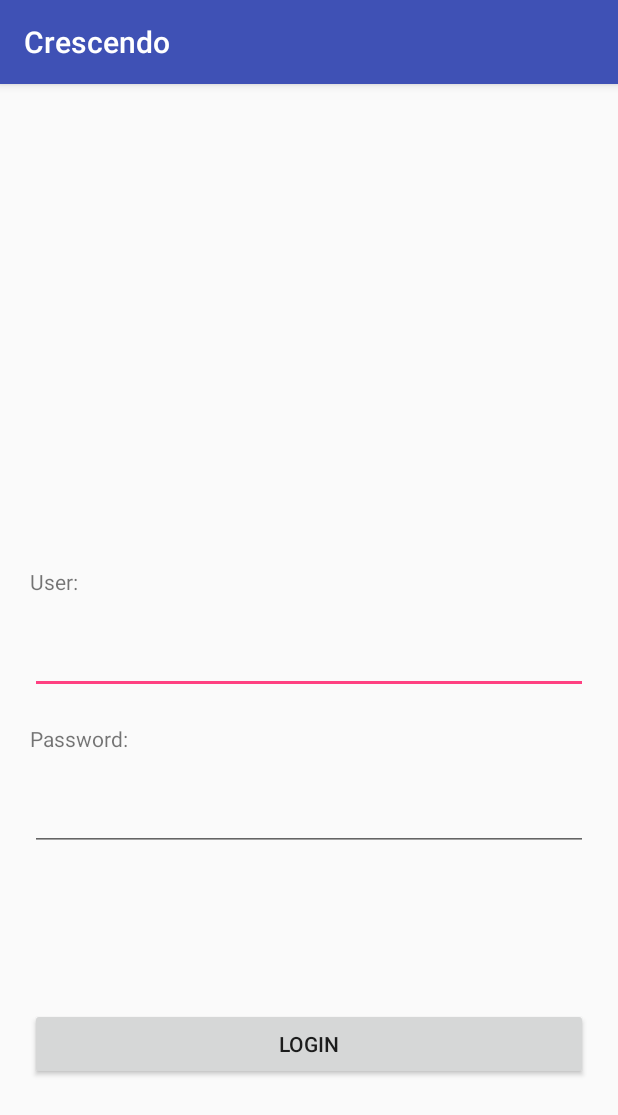
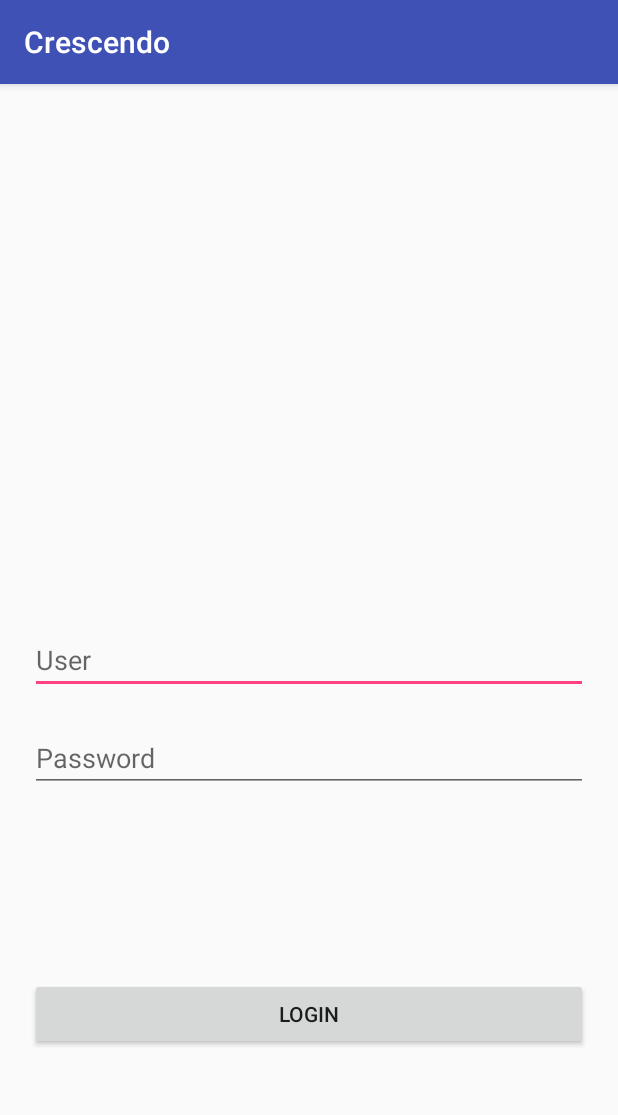
Before and after one commit to FrancoRivera/Crescendo, an Android app: the screen it shows after launch (LoginActivity), on a phone screen of 412 x 824 dp. Shown: the top 1115 px of the screen. Run offline under Robolectric (Android 15) with nearby library versions, the phone set to English and light mode, and no system bars.

Commit message:
Login view update

```diff
--- a/CrescendoApp/app/src/main/AndroidManifest.xml
+++ b/CrescendoApp/app/src/main/AndroidManifest.xml
@@ -10,7 +10,7 @@
         android:supportsRtl="true"
         android:theme="@style/AppTheme">
         <activity
-            android:name=".activities.LoginActivity"
+            android:name=".viewcontrollers.activities.LoginActivity"
             android:label="@string/app_name"
             android:theme="@style/AppTheme.NoActionBar">
             <intent-filter>
@@ -20,7 +20,7 @@
             </intent-filter>
         </activity>
         <activity
-            android:name=".activities.MainActivity"
+            android:name=".viewcontrollers.activities.MainActivity"
             android:label="@string/title_activity_main"></activity>
     </application>
 
--- a/CrescendoApp/app/src/main/java/com/forkd/crescendo/activities/LoginActivity.java
+++ b/CrescendoApp/app/src/main/java/com/forkd/crescendo/viewcontrollers/activities/LoginActivity.java
@@ -1,14 +1,10 @@
-package com.forkd.crescendo.activities;
+package com.forkd.crescendo.viewcontrollers.activities;
 
 import android.content.Intent;
 import android.os.Bundle;
-import android.support.design.widget.FloatingActionButton;
-import android.support.design.widget.Snackbar;
 import android.support.v7.app.AppCompatActivity;
 import android.support.v7.widget.Toolbar;
 import android.view.View;
-import android.view.Menu;
-import android.view.MenuItem;
 
 import com.forkd.crescendo.R;
 
--- a/CrescendoApp/app/src/main/res/layout/activity_login.xml
+++ b/CrescendoApp/app/src/main/res/layout/activity_login.xml
@@ -4,7 +4,7 @@
     xmlns:tools="http://schemas.android.com/tools"
     android:layout_width="match_parent"
     android:layout_height="match_parent"
-    tools:context="com.forkd.crescendo.activities.LoginActivity">
+    tools:context=".viewcontrollers.activities.LoginActivity">
 
     <android.support.design.widget.AppBarLayout
         android:layout_width="match_parent"
--- a/CrescendoApp/app/src/main/res/layout/activity_main.xml
+++ b/CrescendoApp/app/src/main/res/layout/activity_main.xml
@@ -5,7 +5,7 @@
     android:id="@+id/container"
     android:layout_width="match_parent"
     android:layout_height="match_parent"
-    tools:context=".activities.MainActivity">
+    tools:context=".viewcontrollers.activities.MainActivity">
 
     <FrameLayout
         android:id="@+id/content"
--- a/CrescendoApp/app/src/main/res/layout/content_login.xml
+++ b/CrescendoApp/app/src/main/res/layout/content_login.xml
@@ -5,7 +5,7 @@
     android:layout_width="match_parent"
     android:layout_height="match_parent"
     app:layout_behavior="@string/appbar_scrolling_view_behavior"
-    tools:context="com.forkd.crescendo.activities.LoginActivity"
+    tools:context=".viewcontrollers.activities.LoginActivity"
     tools:showIn="@layout/activity_login">
 
 
@@ -13,17 +13,6 @@
         android:id="@+id/image_logo"
         android:layout_width="130dp"
         android:layout_height="130dp"
-        android:layout_margin="@dimen/default_margin"
-        app:layout_constraintStart_toStartOf="parent"
-        app:layout_constraintEnd_toEndOf="parent"
-        app:layout_constraintBottom_toTopOf="@id/label_user"/>
-
-
-    <TextView
-        android:id="@+id/label_user"
-        android:layout_width="match_parent"
-        android:layout_height="wrap_content"
-        android:text="@string/text_user_label"
         android:layout_margin="@dimen/default_margin"
         app:layout_constraintStart_toStartOf="parent"
         app:layout_constraintEnd_toEndOf="parent"
@@ -37,27 +26,21 @@
         app:layout_constraintStart_toStartOf="parent"
         app:layout_constraintEnd_toEndOf="parent"
         app:layout_constraintTop_toTopOf="parent"
-        app:layout_constraintBottom_toBottomOf="parent"/>
+        app:layout_constraintBottom_toBottomOf="parent"
+        android:hint="@string/text_user_label"/>
 
 
-    <TextView
-        android:id="@+id/label_password"
-        android:layout_width="match_parent"
-        android:layout_height="wrap_content"
-        android:layout_margin="@dimen/default_margin"
-        android:text="@string/text_password_label"
-        app:layout_constraintStart_toStartOf="parent"
-        app:layout_constraintEnd_toEndOf="parent"
-        app:layout_constraintTop_toBottomOf="@id/text_user"/>
 
     <EditText
         android:id="@+id/text_password"
         android:layout_width="match_parent"
         android:layout_height="wrap_content"
+        android:inputType="textPassword"
         android:layout_margin="@dimen/default_margin"
         app:layout_constraintStart_toStartOf="parent"
         app:layout_constraintEnd_toEndOf="parent"
-        app:layout_constraintTop_toBottomOf="@id/label_password"/>
+        app:layout_constraintTop_toBottomOf="@id/text_user"
+        android:hint="@string/text_password_label"/>
 
     <Button
         android:id="@+id/button_login"
--- a/CrescendoApp/app/src/main/res/layout/fragment_artists.xml
+++ b/CrescendoApp/app/src/main/res/layout/fragment_artists.xml
@@ -3,7 +3,7 @@
     xmlns:tools="http://schemas.android.com/tools"
     android:layout_width="match_parent"
     android:layout_height="match_parent"
-    tools:context=".fragments.ArtistsFragment">
+    tools:context=".viewcontrollers.fragments.ArtistsFragment">
 
     <!-- TODO: Update blank fragment layout -->
     <TextView
--- a/CrescendoApp/app/src/main/res/layout/fragment_demos.xml
+++ b/CrescendoApp/app/src/main/res/layout/fragment_demos.xml
@@ -3,7 +3,7 @@
     xmlns:tools="http://schemas.android.com/tools"
     android:layout_width="match_parent"
     android:layout_height="match_parent"
-    tools:context=".fragments.DemosFragment">
+    tools:context=".viewcontrollers.fragments.DemosFragment">
 
     <!-- TODO: Update blank fragment layout -->
     <TextView
--- a/CrescendoApp/app/src/main/res/layout/fragment_favorites.xml
+++ b/CrescendoApp/app/src/main/res/layout/fragment_favorites.xml
@@ -3,7 +3,7 @@
     xmlns:tools="http://schemas.android.com/tools"
     android:layout_width="match_parent"
     android:layout_height="match_parent"
-    tools:context=".fragments.FavoritesFragment">
+    tools:context=".viewcontrollers.fragments.FavoritesFragment">
 
     <!-- TODO: Update blank fragment layout -->
     <TextView
--- a/CrescendoApp/app/src/main/res/layout/fragment_profile.xml
+++ b/CrescendoApp/app/src/main/res/layout/fragment_profile.xml
@@ -3,7 +3,7 @@
     xmlns:tools="http://schemas.android.com/tools"
     android:layout_width="match_parent"
     android:layout_height="match_parent"
-    tools:context=".fragments.ProfileFragment">
+    tools:context=".viewcontrollers.fragments.ProfileFragment">
 
     <!-- TODO: Update blank fragment layout -->
     <TextView
--- a/CrescendoApp/app/src/main/res/menu/menu_main.xml
+++ b/CrescendoApp/app/src/main/res/menu/menu_main.xml
@@ -1,7 +1,7 @@
 <menu xmlns:android="http://schemas.android.com/apk/res/android"
     xmlns:app="http://schemas.android.com/apk/res-auto"
     xmlns:tools="http://schemas.android.com/tools"
-    tools:context="com.forkd.crescendo.activities.LoginActivity">
+    tools:context=".viewcontrollers.activities.LoginActivity">
     <item
         android:id="@+id/action_settings"
         android:orderInCategory="100"
--- a/CrescendoApp/app/src/main/res/values/strings.xml
+++ b/CrescendoApp/app/src/main/res/values/strings.xml
@@ -5,8 +5,8 @@
     <string name="title_artists">Artists</string>
     <string name="title_favorites">Favorites</string>
     <string name="title_demos">Demos</string>
-    <string name="text_user_label">User:</string>
-    <string name="text_password_label">Password:</string>
+    <string name="text_user_label">User</string>
+    <string name="text_password_label">Password</string>
     <string name="button_login_label">Login</string>
 
     <!-- TODO: Remove or change this placeholder text -->
```
Also changed, not shown: CrescendoApp/app/src/main/java/com/forkd/crescendo/viewcontrollers/activities/MainActivity.java (renamed from CrescendoApp/app/src/main/java/com/forkd/crescendo/activities/MainActivity.java, +5 -5 lines), CrescendoApp/app/src/main/java/com/forkd/crescendo/viewcontrollers/fragments/ArtistsFragment.java (renamed from CrescendoApp/app/src/main/java/com/forkd/crescendo/fragments/FavoritesFragment.java, +4 -4 lines), CrescendoApp/app/src/main/java/com/forkd/crescendo/viewcontrollers/fragments/DemosFragment.java (renamed from CrescendoApp/app/src/main/java/com/forkd/crescendo/fragments/ArtistsFragment.java, +4 -4 lines), CrescendoApp/app/src/main/java/com/forkd/crescendo/viewcontrollers/fragments/FavoritesFragment.java (renamed from CrescendoApp/app/src/main/java/com/forkd/crescendo/fragments/ProfileFragment.java, +4 -4 lines), CrescendoApp/app/src/main/java/com/forkd/crescendo/viewcontrollers/fragments/ProfileFragment.java (renamed from CrescendoApp/app/src/main/java/com/forkd/crescendo/fragments/DemosFragment.java, +4 -4 lines).
